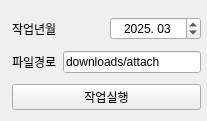
The window that data-cleaner.ui (jaystar13/my-expensive-list) describes before a commit, drawn with Qt 5.
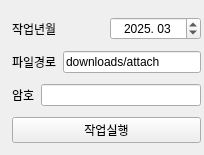
The same window after the commit.

```diff
--- a/data-cleaner.ui
+++ b/data-cleaner.ui
@@ -6,8 +6,8 @@
    <rect>
     <x>0</x>
     <y>0</y>
-    <width>207</width>
-    <height>121</height>
+    <width>204</width>
+    <height>155</height>
    </rect>
   </property>
   <property name="windowTitle">
@@ -19,7 +19,7 @@
      <x>12</x>
      <y>12</y>
      <width>189</width>
-     <height>103</height>
+     <height>136</height>
     </rect>
    </property>
    <layout class="QVBoxLayout" name="verticalLayout">
@@ -72,6 +72,20 @@
       </item>
      </layout>
     </item>
+    <item>
+     <layout class="QHBoxLayout" name="horizontalLayout_4">
+      <item>
+       <widget class="QLabel" name="label_3">
+        <property name="text">
+         <string>암호</string>
+        </property>
+       </widget>
+      </item>
+      <item>
+       <widget class="QLineEdit" name="password"/>
+      </item>
+     </layout>
+    </item>
     <item>
      <layout class="QHBoxLayout" name="horizontalLayout_2">
       <item>
```
